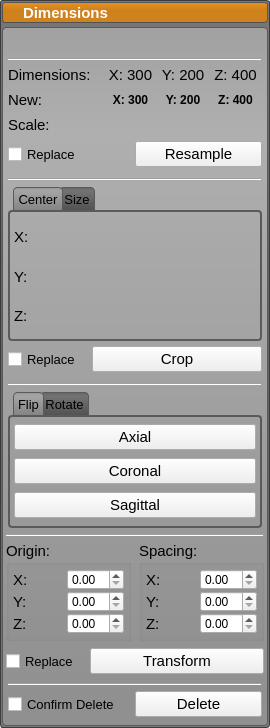
SCIInstitute/Seg3D, file src/Interface/AppInterface/LayerGroupWidget.ui: the form before one commit.
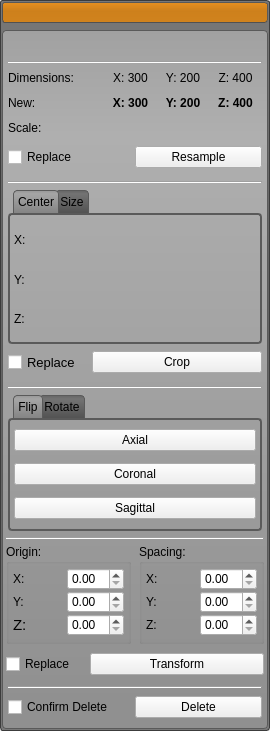
The form after the commit. Icons and pictures are not drawn.

Commit message: LayerGroupWidgets are now drag and drop'able. Yeay!

Diff of the .ui file:
```diff
--- a/src/Interface/AppInterface/LayerGroupWidget.ui
+++ b/src/Interface/AppInterface/LayerGroupWidget.ui
@@ -7,7 +7,7 @@
     <x>0</x>
     <y>0</y>
     <width>270</width>
-    <height>720</height>
+    <height>731</height>
    </rect>
   </property>
   <property name="sizePolicy">
@@ -16,11 +16,6 @@
     <verstretch>0</verstretch>
    </sizepolicy>
   </property>
-  <property name="font">
-   <font>
-    <pointsize>11</pointsize>
-   </font>
-  </property>
   <property name="styleSheet">
    <string notr="true">QTabWidget::pane{
   background-color: rgba(0, 0, 0, 0);
@@ -364,31 +359,6 @@
               </property>
              </widget>
             </item>
-            <item>
-             <widget class="QPushButton" name="activate_button_">
-              <property name="sizePolicy">
-               <sizepolicy hsizetype="Preferred" vsizetype="Fixed">
-                <horstretch>0</horstretch>
-                <verstretch>0</verstretch>
-               </sizepolicy>
-              </property>
-              <property name="minimumSize">
-               <size>
-                <width>152</width>
-                <height>21</height>
-               </size>
-              </property>
-              <property name="text">
-               <string>Dimensions</string>
-              </property>
-              <property name="checkable">
-               <bool>false</bool>
-              </property>
-              <property name="flat">
-               <bool>true</bool>
-              </property>
-             </widget>
-            </item>
             <item>
              <widget class="QToolButton" name="group_visibility_button_">
               <property name="minimumSize">
@@ -931,11 +901,6 @@
                    <height>32</height>
                   </size>
                  </property>
-                 <property name="font">
-                  <font>
-                   <pointsize>10</pointsize>
-                  </font>
-                 </property>
                  <property name="toolTip">
                   <string>Check this box to replace the current layer with the resampled one</string>
                  </property>
@@ -952,11 +917,6 @@
                    <verstretch>0</verstretch>
                   </sizepolicy>
                  </property>
-                 <property name="font">
-                  <font>
-                   <pointsize>11</pointsize>
-                  </font>
-                 </property>
                  <property name="text">
                   <string>Resample</string>
                  </property>
@@ -998,11 +958,6 @@
                 <verstretch>0</verstretch>
                </sizepolicy>
               </property>
-              <property name="font">
-               <font>
-                <pointsize>10</pointsize>
-               </font>
-              </property>
               <property name="tabPosition">
                <enum>QTabWidget::North</enum>
               </property>
@@ -1013,7 +968,7 @@
                <number>0</number>
               </property>
               <property name="elideMode">
-               <enum>Qt::ElideRight</enum>
+               <enum>Qt::ElideNone</enum>
               </property>
               <widget class="QWidget" name="tab">
                <property name="minimumSize">
@@ -1058,11 +1013,6 @@
                        <height>0</height>
                       </size>
                      </property>
-                     <property name="font">
-                      <font>
-                       <pointsize>11</pointsize>
-                      </font>
-                     </property>
                      <property name="text">
                       <string>X:</string>
                      </property>
@@ -1088,11 +1038,6 @@
                        <height>0</height>
                       </size>
                      </property>
-                     <property name="font">
-                      <font>
-                       <pointsize>11</pointsize>
-                      </font>
-                     </property>
                      <property name="text">
                       <string>Y:</string>
                      </property>
@@ -1118,11 +1063,6 @@
                        <height>0</height>
                       </size>
                      </property>
-                     <property name="font">
-                      <font>
-                       <pointsize>11</pointsize>
-                      </font>
-                     </property>
                      <property name="text">
                       <string>Z:</string>
                      </property>
@@ -1315,11 +1255,6 @@
                    <verstretch>0</verstretch>
                   </sizepolicy>
                  </property>
-                 <property name="font">
-                  <font>
-                   <pointsize>11</pointsize>
-                  </font>
-                 </property>
                  <property name="text">
                   <string>Crop</string>
                  </property>
@@ -1367,11 +1302,6 @@
                 <height>140</height>
                </size>
               </property>
-              <property name="font">
-               <font>
-                <pointsize>10</pointsize>
-               </font>
-              </property>
               <property name="currentIndex">
                <number>0</number>
               </property>
@@ -1421,11 +1351,6 @@
                        <verstretch>0</verstretch>
                       </sizepolicy>
                      </property>
-                     <property name="font">
-                      <font>
-                       <pointsize>11</pointsize>
-                      </font>
-                     </property>
                      <property name="text">
                       <string>Axial</string>
                      </property>
@@ -1463,11 +1388,6 @@
                        <verstretch>0</verstretch>
                       </sizepolicy>
                      </property>
-                     <property name="font">
-                      <font>
-                       <pointsize>11</pointsize>
-                      </font>
-                     </property>
                      <property name="text">
                       <string>Coronal</string>
                      </property>
@@ -1505,11 +1425,6 @@
                        <verstretch>0</verstretch>
                       </sizepolicy>
                      </property>
-                     <property name="font">
-                      <font>
-                       <pointsize>11</pointsize>
-                      </font>
-                     </property>
                      <property name="text">
                       <string>Sagittal</string>
                      </property>
@@ -1743,11 +1658,6 @@
                        <height>0</height>
                       </size>
                      </property>
-                     <property name="font">
-                      <font>
-                       <pointsize>11</pointsize>
-                      </font>
-                     </property>
                      <property name="text">
                       <string>X:</string>
                      </property>
@@ -1768,11 +1678,6 @@
                        <height>0</height>
                       </size>
                      </property>
-                     <property name="font">
-                      <font>
-                       <pointsize>11</pointsize>
-                      </font>
-                     </property>
                      <property name="text">
                       <string>Y:</string>
                      </property>
@@ -1845,11 +1750,6 @@
                        <height>0</height>
                       </size>
                      </property>
-                     <property name="font">
-                      <font>
-                       <pointsize>11</pointsize>
-                      </font>
-                     </property>
                      <property name="text">
                       <string>X:</string>
                      </property>
@@ -1870,11 +1770,6 @@
                        <height>0</height>
                       </size>
                      </property>
-                     <property name="font">
-                      <font>
-                       <pointsize>11</pointsize>
-                      </font>
-                     </property>
                      <property name="text">
                       <string>Y:</string>
                      </property>
@@ -1895,11 +1790,6 @@
                        <height>0</height>
                       </size>
                      </property>
-                     <property name="font">
-                      <font>
-                       <pointsize>11</pointsize>
-                      </font>
-                     </property>
                      <property name="text">
                       <string>Z:</string>
                      </property>
@@ -1950,11 +1840,6 @@
                    <height>32</height>
                   </size>
                  </property>
-                 <property name="font">
-                  <font>
-                   <pointsize>10</pointsize>
-                  </font>
-                 </property>
                  <property name="toolTip">
                   <string>Check this box to replace the current layer with the transformed one</string>
                  </property>
@@ -1971,11 +1856,6 @@
                    <verstretch>0</verstretch>
                   </sizepolicy>
                  </property>
-                 <property name="font">
-                  <font>
-                   <pointsize>11</pointsize>
-                  </font>
-                 </property>
                  <property name="text">
                   <string>Transform</string>
                  </property>
@@ -2038,11 +1918,6 @@
                    <height>32</height>
                   </size>
                  </property>
-                 <property name="font">
-                  <font>
-                   <pointsize>10</pointsize>
-                  </font>
-                 </property>
                  <property name="text">
                   <string>Confirm Delete</string>
                  </property>
@@ -2050,11 +1925,6 @@
                </item>
                <item>
                 <widget class="QPushButton" name="delete_button_">
-                 <property name="font">
-                  <font>
-                   <pointsize>11</pointsize>
-                  </font>
-                 </property>
                  <property name="text">
                   <string>Delete</string>
                  </property>
```
Left out of the diff: 32 changed lines with no effect on the pictures. The commit also changes 22 other files.
